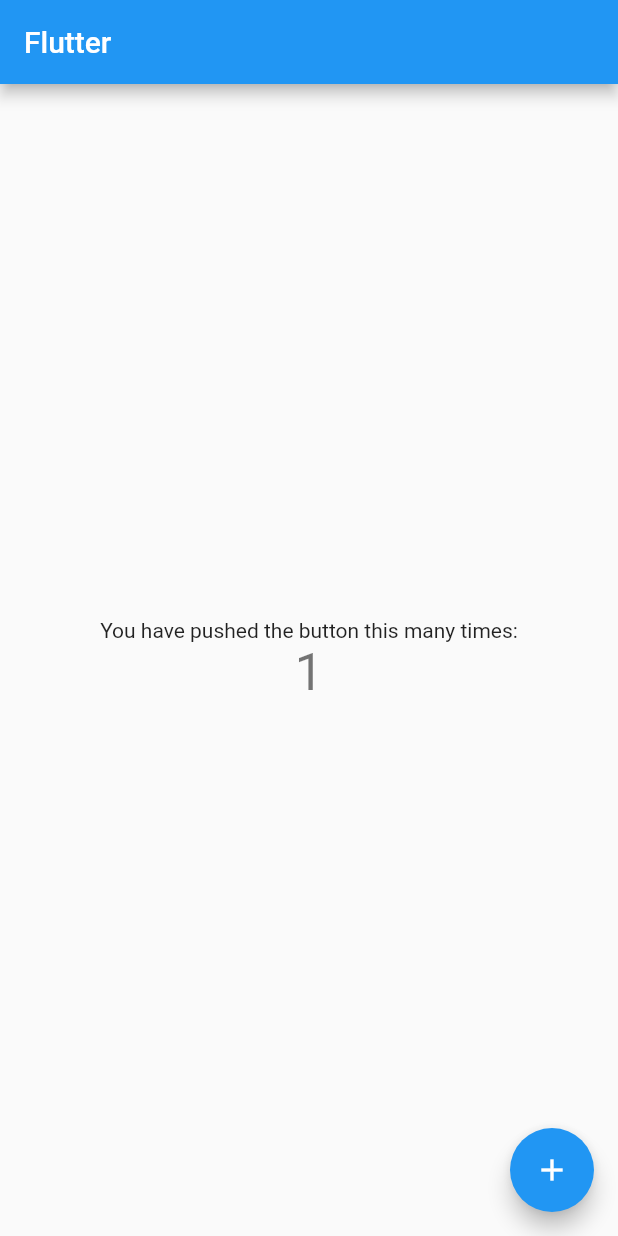
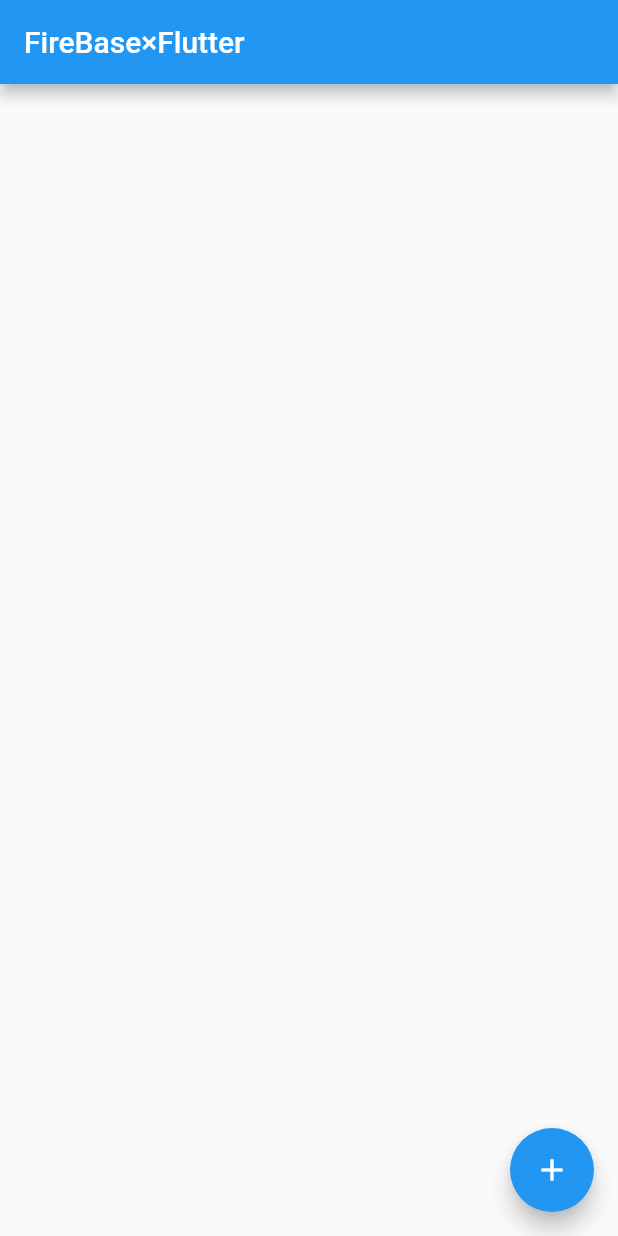
Before and after one commit to kanokoppa/MemoApp, a Flutter app: the screen it shows after launch, after a tap on the "add" icon, on a phone screen of 412 x 824 dp. Run offline on Flutter 3.47's test engine with Material 2 defaults, Android fonts, the phone set to English and light mode, and no system bars; our stand-ins replace cloud_firestore, firebase_core; missing offline and left inert: dart:ffi; accounts and stored records are empty.

Commit message:
Top Pageにメモリストを表示

```diff
--- a/lib/pages/top_page.dart
+++ b/lib/pages/top_page.dart
@@ -1,5 +1,9 @@
+import 'dart:ffi';
+
+import 'package:cloud_firestore/cloud_firestore.dart';
 import 'package:flutter/cupertino.dart';
 import 'package:flutter/material.dart';
+import 'package:memo_app/model/memo.dart';
 
 class TopPage extends StatefulWidget {
   TopPage({Key key, this.title}) : super(key: key);
@@ -11,36 +15,49 @@ class TopPage extends StatefulWidget {
 }
 
 class _TopPageState extends State<TopPage> {
-  int _counter = 0;
+  List<Memo> memoList = [];
 
-  void _incrementCounter() {
+  Future<Void> getMemo() async {
+    //情報を取ってくるメソッド
+    var snapshot = await FirebaseFirestore.instance.collection('memo').get();
+    //コレクション名をmemoという名で登録していたのでmemo↑
+    //getの処理が時間かかるのでawait
+    var docs = snapshot.docs;
+    //docsはドキュメントの名前の部分
+    docs.forEach((doc) {
+      //docが一個一個のドキュメント
+      memoList.add(Memo(
+          title: doc.data()['title'],
+          detail: doc.data()['detail']));
+    });
+
     setState(() {
-      _counter++;
+      //画面再描画
     });
   }
 
   @override
+  initState() {
+    super.initState();
+    getMemo();
+  }
+
+
   Widget build(BuildContext context) {
     return Scaffold(
       appBar: AppBar(
-        title: Text(widget.title),
+        title: Text('FireBase×Flutter'),
       ),
-      body: Center(
-        child: Column(
-          mainAxisAlignment: MainAxisAlignment.center,
-          children: <Widget>[
-            Text(
-              'You have pushed the button this many times:',
-            ),
-            Text(
-              '$_counter',
-              style: Theme.of(context).textTheme.headline4,
-            ),
-          ],
-        ),
+      body: ListView.builder(
+          itemCount: memoList.length,
+          itemBuilder: (context, index){
+            return ListTile(
+              title: Text(memoList[index].title),
+            );
+          }
       ),
       floatingActionButton: FloatingActionButton(
-        onPressed: _incrementCounter,
+        onPressed: () {},
         tooltip: 'Increment',
         child: Icon(Icons.add),
       ), // This trailing comma makes auto-formatting nicer for build methods.
```
